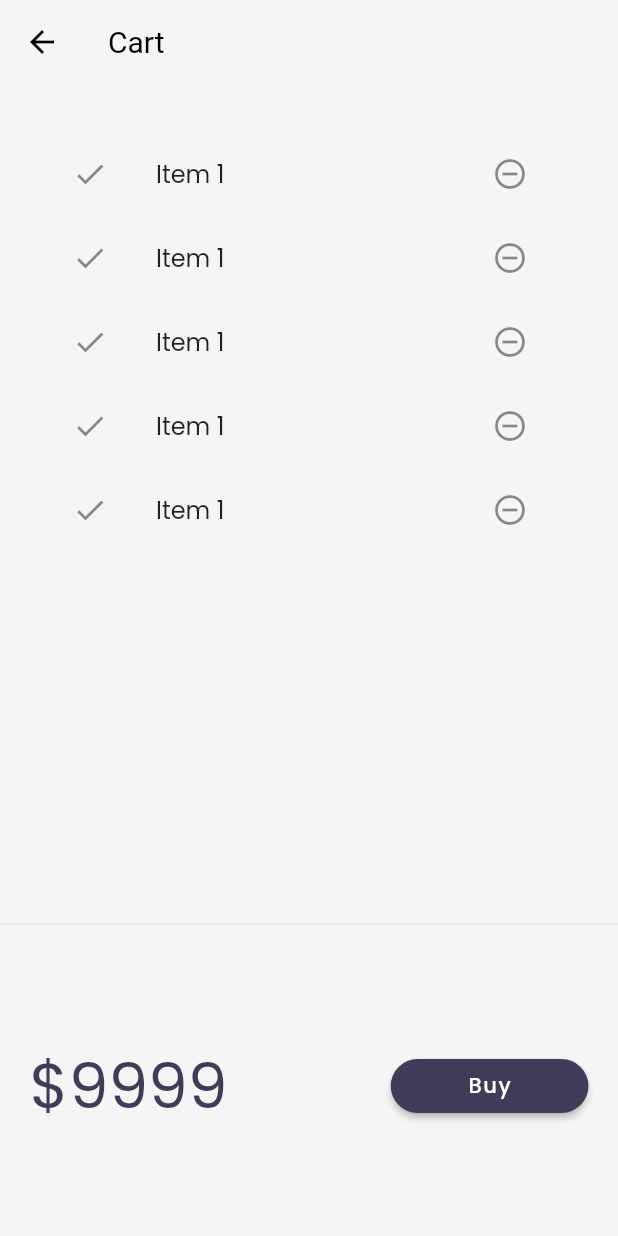
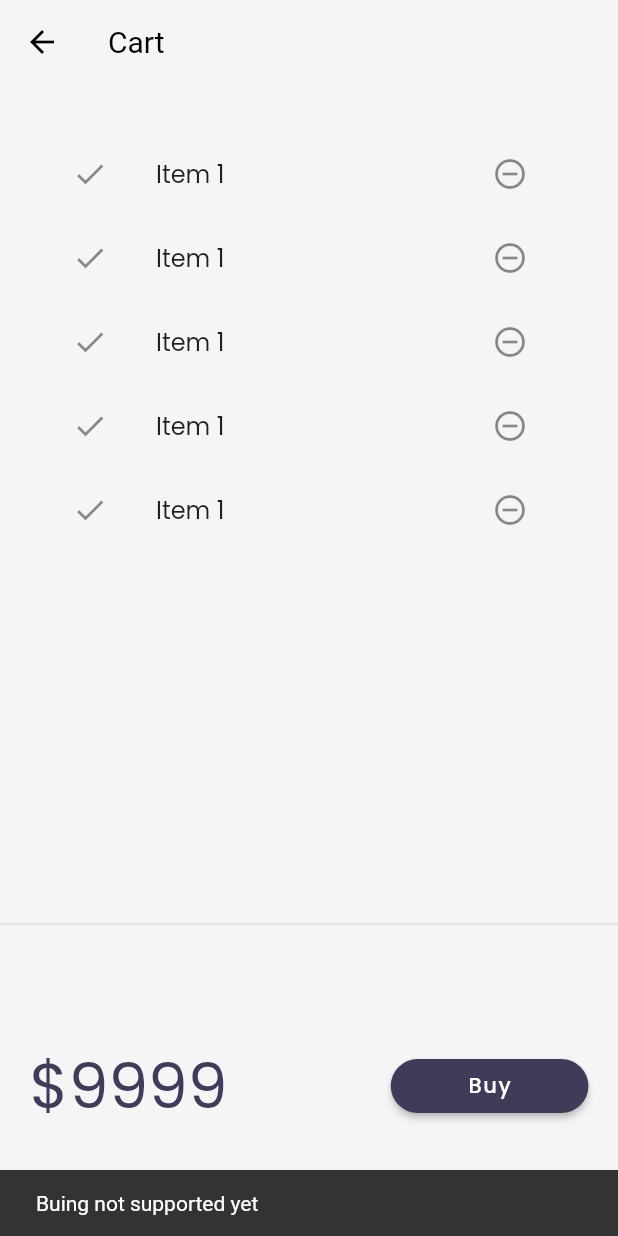
Before and after one commit to anshuman008/30DaysFlutter, a Flutter app: the CartPage screen opened by its route, after a tap on "Buy", on a phone screen of 412 x 824 dp. Run offline on Flutter 3.47's test engine with Material 2 defaults, Android fonts, the phone set to English and light mode, and no system bars; our stand-ins replace google_fonts, velocity_x; network calls fail.

Commit message:
day 23 completed

```diff
--- a/lib/models/catalog.dart
+++ b/lib/models/catalog.dart
@@ -2,7 +2,7 @@ class CatalogModel {
   static List<Item> items = [];
 
 // get item by id
-  static Item getById(int id) => items.firstWhere((element) => element.id == id, orElse: null);
+ Item getById(int id) => items.firstWhere((element) => element.id == id, orElse: null);
 
 // get item by position
  static Item getByPosition(int pos) => items[pos];
--- a/lib/pages/cart_page.dart
+++ b/lib/pages/cart_page.dart
@@ -4,7 +4,6 @@ import 'package:velocity_x/velocity_x.dart';
 
 class CartPage extends StatelessWidget {
   @override
-
   Widget build(BuildContext context) {
     return Scaffold(
       backgroundColor: context.canvasColor,
@@ -12,17 +11,16 @@ class CartPage extends StatelessWidget {
         backgroundColor: Colors.transparent,
         title: "Cart".text.make(),
       ),
-      body: Column(
-        children:[
-          _CartList().p32().expand(),Divider(),_CartTotal(),
-        ]
-      ),
+      body: Column(children: [
+        _CartList().p32().expand(),
+        Divider(),
+        _CartTotal(),
+      ]),
     );
   }
 }
 
 class _CartTotal extends StatelessWidget {
-
   @override
   Widget build(BuildContext context) {
     return SizedBox(
@@ -32,12 +30,17 @@ class _CartTotal extends StatelessWidget {
         children: [
           "\$9999".text.xl5.color(context.theme.hoverColor).make(),
           30.widthBox,
-          ElevatedButton(onPressed: (){},
+          ElevatedButton(
+                  onPressed: () {
+                    ScaffoldMessenger.of(context).showSnackBar(SnackBar(
+                        content: "Buing not supported yet".text.make()));
+                  },
                   style: ButtonStyle(
-             backgroundColor: MaterialStateProperty.all(context.theme.hintColor),
-             shape: MaterialStateProperty.all(StadiumBorder())
-           ),
-           child: "Buy".text.wide.make()).w32(context)
+                      backgroundColor:
+                          MaterialStateProperty.all(context.theme.hintColor),
+                      shape: MaterialStateProperty.all(StadiumBorder())),
+                  child: "Buy".text.wide.make())
+              .w32(context)
         ],
       ),
     );
@@ -45,7 +48,6 @@ class _CartTotal extends StatelessWidget {
 }
 
 class _CartList extends StatefulWidget {
-
   @override
   State<_CartList> createState() => __CartListState();
 }
@@ -55,11 +57,10 @@ class __CartListState extends State<_CartList> {
   Widget build(BuildContext context) {
     return ListView.builder(
       itemCount: 5,
-itemBuilder: (context,index)
-=> ListTile(
+      itemBuilder: (context, index) => ListTile(
         leading: Icon(Icons.done),
         trailing: IconButton(
-    onPressed: (){},
+          onPressed: () {},
           icon: Icon(Icons.remove_circle_outline),
         ),
         title: "Item 1".text.make(),
```
Also changed, not shown: lib/models/cart.dart (added, +40 -0 lines). Lines whose indentation alone changed are shown as unchanged.
